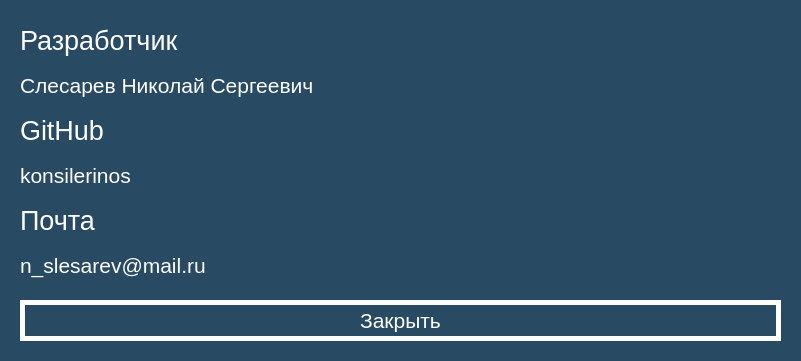
konsilerinos/Anki-ET, file Forms/info.ui: the form before one commit.
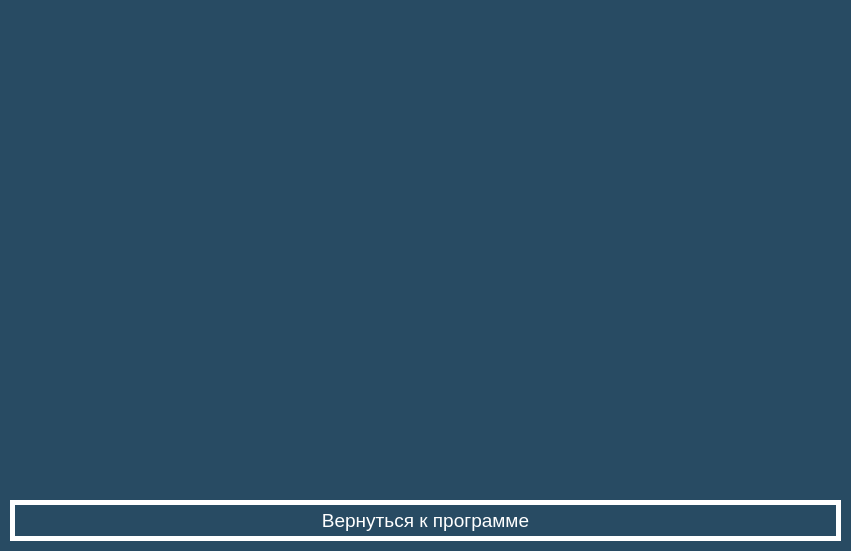
The form after the commit. Icons and pictures are not drawn.

```diff
--- a/Forms/info.ui
+++ b/Forms/info.ui
@@ -6,20 +6,20 @@
    <rect>
     <x>0</x>
     <y>0</y>
-    <width>801</width>
-    <height>361</height>
+    <width>851</width>
+    <height>551</height>
    </rect>
   </property>
   <property name="minimumSize">
    <size>
-    <width>0</width>
-    <height>0</height>
+    <width>851</width>
+    <height>551</height>
    </size>
   </property>
   <property name="maximumSize">
    <size>
-    <width>99999</width>
-    <height>99999</height>
+    <width>851</width>
+    <height>551</height>
    </size>
   </property>
   <property name="windowTitle">
@@ -34,15 +34,15 @@
   <widget class="QPushButton" name="exitButton">
    <property name="geometry">
     <rect>
-     <x>20</x>
-     <y>300</y>
-     <width>761</width>
+     <x>10</x>
+     <y>500</y>
+     <width>831</width>
      <height>41</height>
     </rect>
    </property>
    <property name="font">
     <font>
-     <pointsize>16</pointsize>
+     <pointsize>14</pointsize>
     </font>
    </property>
    <property name="styleSheet">
@@ -67,176 +67,30 @@
 </string>
    </property>
    <property name="text">
-    <string>Закрыть</string>
+    <string>Вернуться к программе</string>
    </property>
   </widget>
-  <widget class="QLabel" name="text1">
+  <widget class="QTextEdit" name="textBlock">
    <property name="geometry">
     <rect>
-     <x>20</x>
-     <y>20</y>
-     <width>301</width>
-     <height>41</height>
+     <x>10</x>
+     <y>10</y>
+     <width>831</width>
+     <height>481</height>
     </rect>
    </property>
    <property name="font">
     <font>
-     <pointsize>20</pointsize>
+     <pointsize>18</pointsize>
     </font>
    </property>
    <property name="styleSheet">
-    <string notr="true">QLabel#text1 {
+    <string notr="true">QTextEdit#textBlock {
 
 	background-color: #284B63;
 	color: #FFFFFF;
+	border: 0px solid #FFFFFF;
 }</string>
-   </property>
-   <property name="text">
-    <string>Разработчик</string>
-   </property>
-  </widget>
-  <widget class="QLabel" name="text2">
-   <property name="geometry">
-    <rect>
-     <x>20</x>
-     <y>70</y>
-     <width>301</width>
-     <height>31</height>
-    </rect>
-   </property>
-   <property name="font">
-    <font>
-     <pointsize>16</pointsize>
-    </font>
-   </property>
-   <property name="styleSheet">
-    <string notr="true">QLabel#text2 {
-
-	background-color: #284B63;
-	color: #FFFFFF;
-}</string>
-   </property>
-   <property name="text">
-    <string>Слесарев Николай Сергеевич</string>
-   </property>
-  </widget>
-  <widget class="QLabel" name="text3">
-   <property name="geometry">
-    <rect>
-     <x>20</x>
-     <y>200</y>
-     <width>301</width>
-     <height>41</height>
-    </rect>
-   </property>
-   <property name="font">
-    <font>
-     <pointsize>20</pointsize>
-    </font>
-   </property>
-   <property name="styleSheet">
-    <string notr="true">QLabel#text3 {
-
-	background-color: #284B63;
-	color: #FFFFFF;
-}</string>
-   </property>
-   <property name="text">
-    <string>Почта</string>
-   </property>
-  </widget>
-  <widget class="QLabel" name="text4">
-   <property name="geometry">
-    <rect>
-     <x>20</x>
-     <y>110</y>
-     <width>301</width>
-     <height>41</height>
-    </rect>
-   </property>
-   <property name="font">
-    <font>
-     <pointsize>20</pointsize>
-    </font>
-   </property>
-   <property name="styleSheet">
-    <string notr="true">QLabel#text4 {
-
-	background-color: #284B63;
-	color: #FFFFFF;
-}</string>
-   </property>
-   <property name="text">
-    <string>GitHub</string>
-   </property>
-  </widget>
-  <widget class="QLabel" name="text5">
-   <property name="geometry">
-    <rect>
-     <x>20</x>
-     <y>160</y>
-     <width>301</width>
-     <height>31</height>
-    </rect>
-   </property>
-   <property name="font">
-    <font>
-     <pointsize>16</pointsize>
-    </font>
-   </property>
-   <property name="styleSheet">
-    <string notr="true">QLabel#text5 {
-
-	background-color: #284B63;
-	color: #FFFFFF;
-}</string>
-   </property>
-   <property name="text">
-    <string>konsilerinos</string>
-   </property>
-  </widget>
-  <widget class="QLabel" name="text6">
-   <property name="geometry">
-    <rect>
-     <x>20</x>
-     <y>250</y>
-     <width>301</width>
-     <height>31</height>
-    </rect>
-   </property>
-   <property name="font">
-    <font>
-     <pointsize>16</pointsize>
-    </font>
-   </property>
-   <property name="styleSheet">
-    <string notr="true">QLabel#text6 {
-
-	background-color: #284B63;
-	color: #FFFFFF;
-}</string>
-   </property>
-   <property name="text">
-    <string>n_slesarev@mail.ru</string>
-   </property>
-  </widget>
-  <widget class="QLabel" name="image">
-   <property name="geometry">
-    <rect>
-     <x>340</x>
-     <y>20</y>
-     <width>441</width>
-     <height>261</height>
-    </rect>
-   </property>
-   <property name="styleSheet">
-    <string notr="true">QLabel#image {
-
-	background-image:url(:/Resources/Images/Logo.png) ;
-}</string>
-   </property>
-   <property name="text">
-    <string/>
    </property>
   </widget>
  </widget>
```
Left out of the diff: 2 changed lines with no effect on the pictures.
